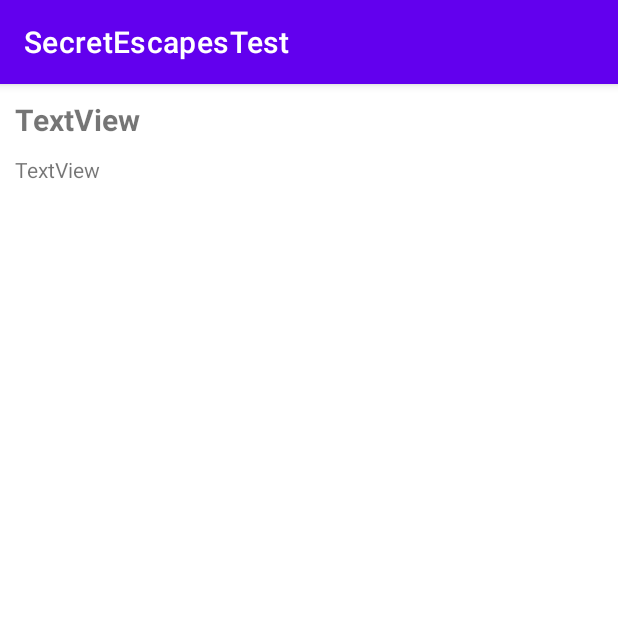
After one commit to mern-devs/SecretEscapesTest, an Android app: the fragment DetailFragment placed in its activity, on a phone screen of 412 x 824 dp, the top half of it. The commit adds this screen. Run offline under Robolectric (Android 15) with nearby library versions, the phone set to English and light mode, and no system bars.

Commit message:
Finish test

```diff
--- /dev/null
+++ b/app/src/main/java/com/secretescapes/test/DetailFragment.kt
@@ -0,0 +1,23 @@
+package com.secretescapes.test
+
+import android.os.Bundle
+import android.view.View
+import android.widget.TextView
+import androidx.fragment.app.Fragment
+
+class DetailFragment: Fragment(R.layout.detail_fragment) {
+    private lateinit var title: TextView
+    private lateinit var content: TextView
+    private val sale by lazy {
+        arguments?.let { DetailFragmentArgs.fromBundle(it).sale }
+    }
+    override fun onViewCreated(view: View, savedInstanceState: Bundle?) {
+        super.onViewCreated(view, savedInstanceState)
+        title = view.findViewById(R.id.textView)
+        content = view.findViewById(R.id.content)
+        sale?.let {
+            title.text = it.title
+            content.text = it.summaryContent
+        }
+    }
+}
--- a/app/src/main/java/com/secretescapes/test/FeedFragment.kt
+++ b/app/src/main/java/com/secretescapes/test/FeedFragment.kt
@@ -2,27 +2,64 @@ package com.secretescapes.test
 
 import android.os.Bundle
 import android.view.View
+import android.widget.ProgressBar
+import android.widget.Toast
 import androidx.fragment.app.Fragment
 import androidx.fragment.app.viewModels
 import androidx.lifecycle.lifecycleScope
+import androidx.navigation.fragment.findNavController
 import androidx.recyclerview.widget.RecyclerView
 import kotlinx.coroutines.flow.collect
 import kotlinx.coroutines.flow.onEach
+import kotlinx.coroutines.launch
 
-class FeedFragment : Fragment(R.layout.feed_fragment) {
+class FeedFragment(private val fromTest: Boolean = false) : Fragment(R.layout.feed_fragment) {
 
-    private val feedViewModel by viewModels<FeedViewModel>()
+    private val feedViewModel by viewModels<FeedViewModel>(ownerProducer = { requireActivity() })
 
-    private val feedAdapter by lazy { FeedAdapter(requireContext()) }
+    private val feedAdapter by lazy { FeedAdapter(requireContext()) {
+        findNavController().navigate(FeedFragmentDirections.actionFeedFragmentToDetailFragment(it))
+    } }
 
+    private lateinit var progressCircular: ProgressBar
+    private lateinit var recyclerView: RecyclerView
     override fun onViewCreated(view: View, savedInstanceState: Bundle?) {
         super.onViewCreated(view, savedInstanceState)
-        view.findViewById<RecyclerView>(R.id.recycler_view).adapter = feedAdapter
+        recyclerView = view.findViewById(R.id.recycler_view)
+        progressCircular = view.findViewById(R.id.progress_circular)
+        recyclerView.adapter = feedAdapter
 
-        lifecycleScope.launchWhenStarted {
-            feedViewModel.state.onEach { feedState ->
-                feedAdapter.submitList(feedState.sales)
-            }.collect()
+        lifecycleScope.launch {
+            feedViewModel.myState.collect { mainState ->
+                when (mainState) {
+                    is MainState.Idle -> {
+                        progressCircular.visibility = View.GONE
+                        recyclerView.visibility = View.GONE
+                    }
+                    is MainState.Loading -> {
+                        progressCircular.visibility = View.VISIBLE
+                        recyclerView.visibility = View.GONE
+                    }
+                    is MainState.ValidData -> {
+                        progressCircular.visibility = View.GONE
+                        renderResult(mainState.sales)
+                    }
+                    is MainState.Error -> {
+                        recyclerView.visibility = View.GONE
+                        progressCircular.visibility = View.GONE
+                        Toast.makeText(requireContext(), mainState.error, Toast.LENGTH_LONG).show()
+                    }
+                }
+            }
         }
+        if (fromTest)
+            renderResult(List(20) {
+                Sale("", "A Sale in position: $it", "")
+            })
+    }
+
+    private fun renderResult(sales: List<Sale>) {
+        recyclerView.visibility = View.VISIBLE
+        feedAdapter.submitList(sales)
     }
 }
--- a/app/src/main/java/com/secretescapes/test/FeedViewModel.kt
+++ b/app/src/main/java/com/secretescapes/test/FeedViewModel.kt
@@ -2,16 +2,9 @@ package com.secretescapes.test
 
 import androidx.lifecycle.ViewModel
 import androidx.lifecycle.viewModelScope
-import kotlinx.coroutines.ExperimentalCoroutinesApi
-import kotlinx.coroutines.FlowPreview
-import kotlinx.coroutines.flow.MutableSharedFlow
-import kotlinx.coroutines.flow.SharingStarted
-import kotlinx.coroutines.flow.flatMapMerge
-import kotlinx.coroutines.flow.flow
-import kotlinx.coroutines.flow.map
-import kotlinx.coroutines.flow.onSubscription
-import kotlinx.coroutines.flow.scan
-import kotlinx.coroutines.flow.stateIn
+import kotlinx.coroutines.channels.Channel
+import kotlinx.coroutines.flow.*
+import kotlinx.coroutines.launch
 import okhttp3.Call
 import okhttp3.Callback
 import okhttp3.MediaType.Companion.toMediaType
@@ -29,22 +22,38 @@ class FeedViewModel : ViewModel() {
 
     private val okHttpClient = OkHttpClient()
 
-    private val intentions = MutableSharedFlow<Intention>()
+    private val _state = MutableStateFlow<MainState>(MainState.Idle)
+    val myState: StateFlow<MainState>
+        get() = _state
+    val userIntent = Channel<Intention>(Channel.UNLIMITED)
 
-    @OptIn(FlowPreview::class, ExperimentalCoroutinesApi::class)
-    val state = intentions
-        .onSubscription {
-            emit(Intention.Initial)
-        }.flatMapMerge { intention ->
-            when (intention) {
-                Intention.Initial -> flow { emit(requestSales()) }
-                    .map<List<Sale>, MviResult<FeedState>> { sales ->
-                        FeedLoadedResult(sales)
+    init {
+        handleIntent()
+    }
+    private fun handleIntent() {
+        viewModelScope.launch {
+            userIntent.consumeAsFlow().collect{
+                when (it) {
+                    is Intention.Initial -> {
+                        viewModelScope.launch {
+                            _state.value = MainState.Loading
+                            _state.value = try {
+                                MainState.ValidData(requestSales())
+                            } catch (e: Exception) {
+                                MainState.Error(e.localizedMessage)
+                            }
+                        }
                     }
+                    is Intention.Refresh -> {
+                        //TODO
+                    }
+                    is Intention.Third -> {
+                        //TODO
+                    }
+                }
             }
-        }.scan(FeedState()) { accumulator, value ->
-            value.reduce(accumulator)
-        }.stateIn(viewModelScope, SharingStarted.Lazily, FeedState())
+        }
+    }
 
     private suspend fun requestSales() = suspendCoroutine<List<Sale>> { cont ->
         val gqlBody = JSONObject()
@@ -74,7 +83,8 @@ class FeedViewModel : ViewModel() {
                     salesList.add(
                         Sale(
                             id = salesObject.getString("id"),
-                            title = salesObject.getString("title")
+                            title = salesObject.getString("title"),
+                            summaryContent = salesObject.getString("summaryContent")
                         )
                     )
                 }
@@ -85,6 +95,8 @@ class FeedViewModel : ViewModel() {
 
     sealed class Intention {
         object Initial : Intention()
+        object Refresh : Intention()
+        object Third : Intention()
     }
 
     private companion object {
@@ -96,6 +108,7 @@ class FeedViewModel : ViewModel() {
                 ) {
                     id
                     title
+                    summaryContent
                 }
             }
         """
--- /dev/null
+++ b/app/src/main/res/layout/detail_fragment.xml
@@ -0,0 +1,27 @@
+<?xml version="1.0" encoding="utf-8"?>
+<androidx.constraintlayout.widget.ConstraintLayout xmlns:android="http://schemas.android.com/apk/res/android"
+    xmlns:app="http://schemas.android.com/apk/res-auto"
+    xmlns:tools="http://schemas.android.com/tools"
+    android:layout_width="match_parent"
+    android:layout_height="match_parent"
+    android:padding="10dp">
+
+    <TextView
+        android:id="@+id/textView"
+        android:layout_width="wrap_content"
+        android:layout_height="wrap_content"
+        android:text="TextView"
+        android:textSize="20sp"
+        android:textStyle="bold"
+        app:layout_constraintStart_toStartOf="parent"
+        app:layout_constraintTop_toTopOf="parent" />
+
+    <TextView
+        android:id="@+id/content"
+        android:layout_width="wrap_content"
+        android:layout_height="wrap_content"
+        android:layout_marginTop="10dp"
+        android:text="TextView"
+        app:layout_constraintStart_toStartOf="parent"
+        app:layout_constraintTop_toBottomOf="@+id/textView" />
+</androidx.constraintlayout.widget.ConstraintLayout>
--- a/app/src/main/res/navigation/main_graph.xml
+++ b/app/src/main/res/navigation/main_graph.xml
@@ -8,6 +8,20 @@
     <fragment
             android:id="@+id/feed_fragment"
             android:name="com.secretescapes.test.FeedFragment"
-            tools:layout="@layout/feed_fragment" />
+            tools:layout="@layout/feed_fragment" >
+        <action
+            android:id="@+id/action_feed_fragment_to_detailFragment"
+            app:destination="@id/detailFragment" />
+    </fragment>
+
+    <fragment
+        android:id="@+id/detailFragment"
+        android:name="com.secretescapes.test.DetailFragment"
+        android:label="DetailFragment" >
+
+        <argument
+            android:name="sale"
+            app:argType="com.secretescapes.test.Sale"/>
+    </fragment>
 
 </navigation>
--- a/build.gradle
+++ b/build.gradle
@@ -1,13 +1,14 @@
 // Top-level build file where you can add configuration options common to all sub-projects/modules.
 buildscript {
-    ext.kotlin_version = "1.4.30"
+    ext.kotlin_version = "1.5.0"
     repositories {
         google()
         jcenter()
     }
     dependencies {
-        classpath "com.android.tools.build:gradle:4.1.2"
+        classpath 'com.android.tools.build:gradle:4.2.0'
         classpath "org.jetbrains.kotlin:kotlin-gradle-plugin:$kotlin_version"
+        classpath 'androidx.navigation:navigation-safe-args-gradle-plugin:2.3.5'
 
         // NOTE: Do not place your application dependencies here; they belong
         // in the individual module build.gradle files
```
Also changed, not shown: app/build.gradle (+6 -4 lines), app/src/main/java/com/secretescapes/test/FeedAdapter.kt (+4 -1 lines), app/src/main/java/com/secretescapes/test/FeedMvi.kt (+11 -1 lines), app/src/main/java/com/secretescapes/test/MainActivity.kt (+3 -1 lines), app/src/main/res/layout/feed_fragment.xml (+12 -1 lines), gradle/wrapper/gradle-wrapper.properties, 1 other file.
